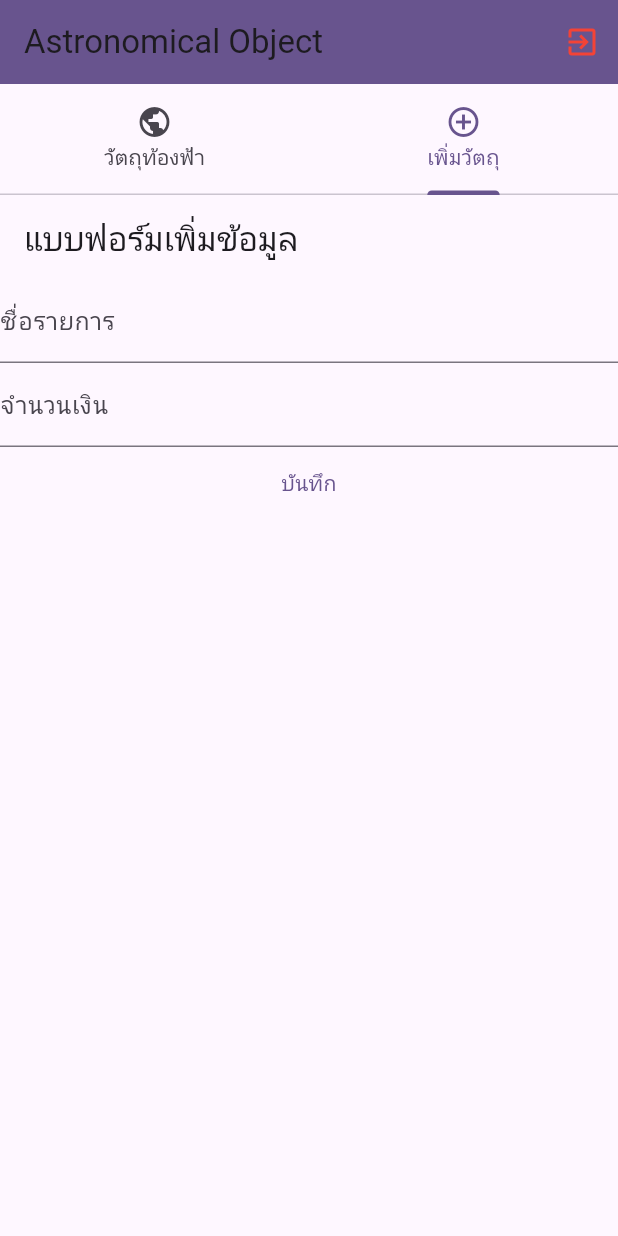
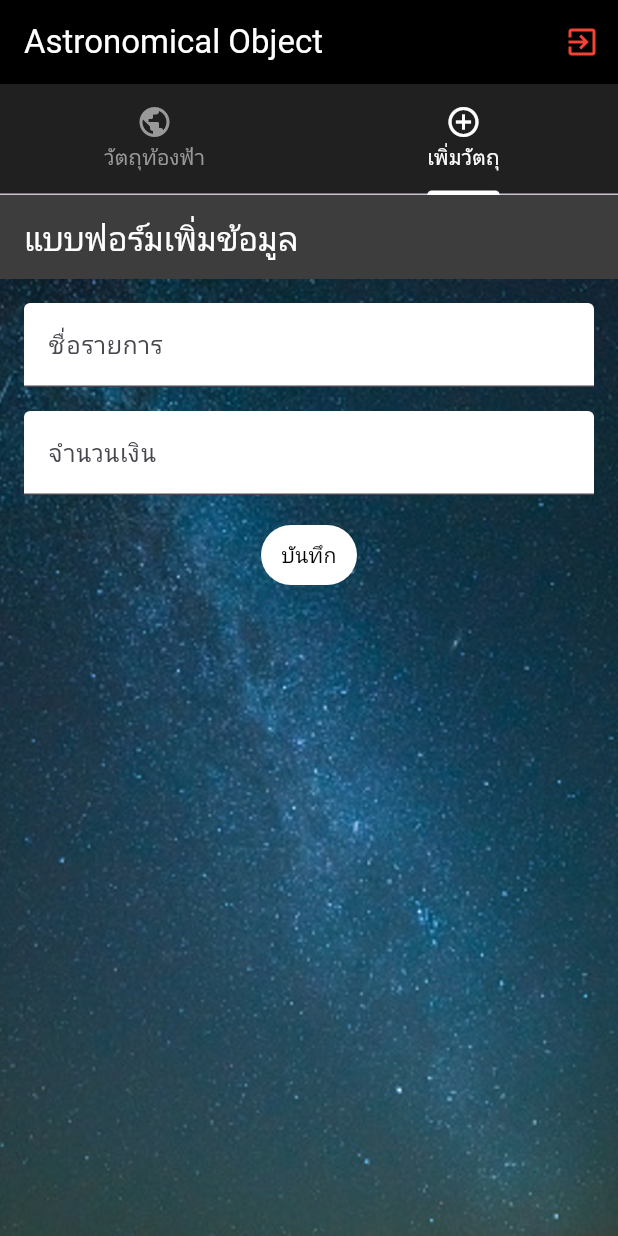
Before and after one commit to Anusak46/Astronomical-Object, a Flutter app: the screen it shows after launch, tab 2 chosen, on a phone screen of 412 x 824 dp. Run offline on Flutter 3.47's test engine with Material 3 defaults, Android fonts, the phone set to English and light mode, and no system bars; our stand-ins replace sembast.

Commit message:
ปรับแต่งสี และ เพิ่มรูป

```diff
--- a/lib/main.dart
+++ b/lib/main.dart
@@ -52,7 +52,8 @@
       length: 2,
       child: Scaffold(
         appBar: AppBar(
-          backgroundColor: Theme.of(context).colorScheme.primary,
+          backgroundColor: Colors.black,
+          foregroundColor: Colors.white,
           title: const Text("Astronomical Object"),
           actions: [
             IconButton(
@@ -64,9 +65,14 @@
             ),
           ],
         ),
-        body: const Column(
+        body: Container(
+          color: const Color.fromARGB(255, 32, 32, 32),
+          child: const Column(
             children: [
               TabBar(
+                labelColor: Color.fromARGB(255, 255, 255, 255),
+                unselectedLabelColor: Color.fromARGB(255, 153, 153, 153),
+                indicatorColor: Color.fromARGB(255, 255, 255, 255),
                 tabs: [
                   Tab(
                     text: "วัตถุท้องฟ้า",
@@ -89,6 +95,7 @@
             ],
           ),
         ),
+      ),
     );
   }
 }
--- a/lib/screens/form_screen.dart
+++ b/lib/screens/form_screen.dart
@@ -14,24 +14,37 @@ class FormScreen extends StatefulWidget {
 
 class _FormScreenState extends State<FormScreen> {
   final formKey = GlobalKey<FormState>();
-
   final titleController = TextEditingController();
-
   final amountController = TextEditingController();
 
   @override
   Widget build(BuildContext context) {
     return Scaffold(
       appBar: AppBar(
-          title: const Text('แบบฟอร์มเพิ่มข้อมูล'),
+        title: const Text(
+          'แบบฟอร์มเพิ่มข้อมูล',
+          style: TextStyle(color: Color.fromARGB(255, 255, 255, 255)),
         ),
-        body: Form(
+        backgroundColor: const Color.fromARGB(255, 61, 61, 61),
+      ),
+      body: Container(
+        decoration: const BoxDecoration(
+          image: DecorationImage(
+            image: AssetImage('images/A3.png'),
+            fit: BoxFit.cover,
+          ),
+        ),
+        child: Form(
           key: formKey,
+          child: Padding(
+            padding: const EdgeInsets.all(16.0),
             child: Column(
               children: [
                 TextFormField(
                   decoration: const InputDecoration(
                     labelText: 'ชื่อรายการ',
+                    filled: true,
+                    fillColor: Colors.white,
                   ),
                   autofocus: false,
                   controller: titleController,
@@ -41,9 +54,12 @@ class _FormScreenState extends State<FormScreen> {
                     }
                   },
                 ),
+                const SizedBox(height: 16.0),
                 TextFormField(
                   decoration: const InputDecoration(
                     labelText: 'จำนวนเงิน',
+                    filled: true,
+                    fillColor: Colors.white,
                   ),
                   keyboardType: TextInputType.number,
                   controller: amountController,
@@ -58,19 +74,27 @@ class _FormScreenState extends State<FormScreen> {
                     }
                   },
                 ),
+                const SizedBox(height: 16.0),
                 TextButton(
-                    child: const Text('บันทึก'),
+                  style: TextButton.styleFrom(
+                    foregroundColor: const Color.fromARGB(255, 0, 0, 0),
+                    backgroundColor: const Color.fromARGB(255, 255, 255, 255),
+                  ),
+                  child: const Text(
+                    'บันทึก',
+                    style: TextStyle(color: Color.fromARGB(255, 0, 0, 0)),
+                  ),
                   onPressed: () {
                     if (formKey.currentState!.validate()) {
                       var statement = Transactions(
                         keyID: null,
                         title: titleController.text,
                         amount: double.parse(amountController.text),
-                            date: DateTime.now());
+                        date: DateTime.now(),
+                      );
 
                       var provider = Provider.of<TransactionProvider>(context,
                           listen: false);
-
                       provider.addTransaction(statement);
 
                       Navigator.push(
@@ -78,11 +102,18 @@ class _FormScreenState extends State<FormScreen> {
                         MaterialPageRoute(
                           fullscreenDialog: true,
                           builder: (context) {
-                                  return MyHomePage();
-                                }));
+                            return const MyHomePage();
+                          },
+                        ),
+                      );
                     }
-                    })
+                  },
+                ),
               ],
-            )));
+            ),
+          ),
+        ),
+      ),
+    );
   }
 }
--- a/lib/screens/home_screen.dart
+++ b/lib/screens/home_screen.dart
@@ -17,8 +17,17 @@ class HomeScreen extends StatefulWidget {
 class _HomeScreenState extends State<HomeScreen> {
   @override
   Widget build(BuildContext context) {
-    return Scaffold(body: Consumer(
-      builder: (context, TransactionProvider provider, Widget? child) {
+    return Container(
+      decoration: const BoxDecoration(
+        image: DecorationImage(
+          image: AssetImage('images/A2.png'),
+          fit: BoxFit.cover,
+        ),
+      ),
+      child: Scaffold(
+        backgroundColor: Colors.transparent,
+        body: Consumer<TransactionProvider>(
+          builder: (context, provider, child) {
             if (provider.transactions.isEmpty) {
               return const Center(
                 child: Text('ไม่มีรายการ'),
@@ -30,7 +39,8 @@ class _HomeScreenState extends State<HomeScreen> {
                   var statement = provider.transactions[index];
                   return Card(
                     elevation: 5,
-                margin: const EdgeInsets.symmetric(vertical: 5, horizontal: 8),
+                    margin:
+                        const EdgeInsets.symmetric(vertical: 5, horizontal: 8),
                     child: ListTile(
                       title: Text(statement.title),
                       subtitle: Text(DateFormat('dd MMM yyyy hh:mm:ss')
@@ -63,6 +73,8 @@ class _HomeScreenState extends State<HomeScreen> {
               );
             }
           },
-    ));
+        ),
+      ),
+    );
   }
 }
--- a/pubspec.yaml
+++ b/pubspec.yaml
@@ -64,8 +64,10 @@ flutter:
   uses-material-design: true
 
   # To add assets to your application, add an assets section, like this:
-  # assets:
-  #   - images/a_dot_burr.jpeg
+  assets:
+    - images/A1.png
+    - images/A2.png
+    - images/A3.png
   #   - images/a_dot_ham.jpeg
 
   # An image asset can refer to one or more resolution-specific "variants", see
```
Also changed, not shown: images/A1.png (added), images/A2.png (added), images/A3.png (added). Lines whose indentation alone changed are shown as unchanged.
